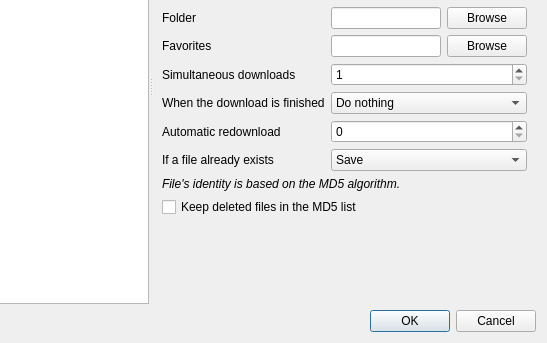
Old version of the form gui/src/settings/optionswindow.ui in the repository Bionus/imgbrd-grabber; both pictures show x 119 to 666 and y 143 to 486 of the 666 by 486 pixel window.
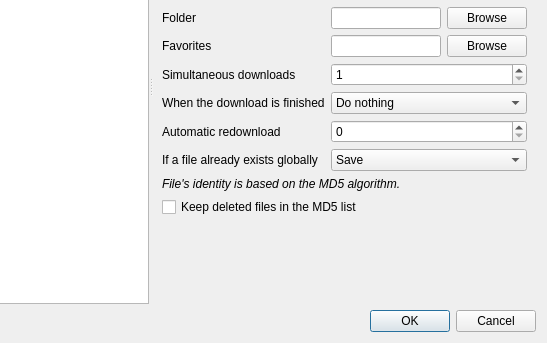
New version of the form. The open tabs and pages were chosen to show the change. Icons and pictures are not drawn.

Commit message: Add precision about the globality of the MD5 list (issue #1013)

What changed in the file:
```diff
--- a/gui/src/settings/optionswindow.ui
+++ b/gui/src/settings/optionswindow.ui
@@ -770,7 +770,7 @@
         <item row="10" column="0">
          <widget class="QLabel" name="label_19">
           <property name="text">
-           <string>If a file already exists</string>
+           <string>If a file already exists globally</string>
           </property>
          </widget>
         </item>
```
